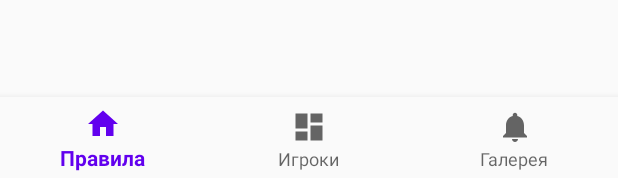
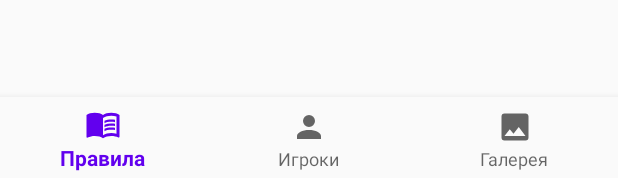
Before and after one commit to HukuToc2288/Sport247, an Android app: the layout activity_main.xml on its own in the app's theme, with its tools: preview values and no code run, on a phone screen of 412 x 824 dp. Shown: the part 1055-1233 px from the top of the screen. Run offline under Robolectric (Android 15) with nearby library versions, the phone set to English and light mode, and no system bars; network calls fail.

Commit message:
icons fix

```diff
--- a/app/src/main/res/drawable/ic_dashboard_black_24dp.xml
+++ /dev/null
@@ -1,9 +0,0 @@
-<vector xmlns:android="http://schemas.android.com/apk/res/android"
-        android:width="24dp"
-        android:height="24dp"
-        android:viewportWidth="24.0"
-        android:viewportHeight="24.0">
-    <path
-            android:fillColor="#FF000000"
-            android:pathData="M3,13h8L11,3L3,3v10zM3,21h8v-6L3,15v6zM13,21h8L21,11h-8v10zM13,3v6h8L21,3h-8z"/>
-</vector>
--- a/app/src/main/res/drawable/ic_home_black_24dp.xml
+++ /dev/null
@@ -1,9 +0,0 @@
-<vector xmlns:android="http://schemas.android.com/apk/res/android"
-        android:width="24dp"
-        android:height="24dp"
-        android:viewportWidth="24.0"
-        android:viewportHeight="24.0">
-    <path
-            android:fillColor="#FF000000"
-            android:pathData="M10,20v-6h4v6h5v-8h3L12,3 2,12h3v8z"/>
-</vector>
--- /dev/null
+++ b/app/src/main/res/drawable/ic_navigation_gallery.xml
@@ -0,0 +1,9 @@
+<vector xmlns:android="http://schemas.android.com/apk/res/android"
+    android:width="24dp"
+    android:height="24dp"
+    android:viewportWidth="24"
+    android:viewportHeight="24">
+  <path
+      android:fillColor="#FF000000"
+      android:pathData="M8.5,13.5L11,16.5L14.5,12L19,18H5M21,19V5C21,3.89 20.1,3 19,3H5A2,2 0,0 0,3 5V19A2,2 0,0 0,5 21H19A2,2 0,0 0,21 19Z"/>
+</vector>
--- /dev/null
+++ b/app/src/main/res/drawable/ic_navigation_players.xml
@@ -0,0 +1,9 @@
+<vector xmlns:android="http://schemas.android.com/apk/res/android"
+    android:width="24dp"
+    android:height="24dp"
+    android:viewportWidth="24"
+    android:viewportHeight="24">
+  <path
+      android:fillColor="#FF000000"
+      android:pathData="M12,4A4,4 0,0 1,16 8A4,4 0,0 1,12 12A4,4 0,0 1,8 8A4,4 0,0 1,12 4M12,14C16.42,14 20,15.79 20,18V20H4V18C4,15.79 7.58,14 12,14Z"/>
+</vector>
--- /dev/null
+++ b/app/src/main/res/drawable/ic_navigation_rules.xml
@@ -0,0 +1,9 @@
+<vector xmlns:android="http://schemas.android.com/apk/res/android"
+    android:width="24dp"
+    android:height="24dp"
+    android:viewportWidth="24"
+    android:viewportHeight="24">
+  <path
+      android:fillColor="#FF000000"
+      android:pathData="M17.5,14.33C18.29,14.33 19.13,14.41 20,14.57V16.07C19.38,15.91 18.54,15.83 17.5,15.83C15.6,15.83 14.11,16.16 13,16.82V15.13C14.17,14.6 15.67,14.33 17.5,14.33M13,12.46C14.29,11.93 15.79,11.67 17.5,11.67C18.29,11.67 19.13,11.74 20,11.9V13.4C19.38,13.24 18.54,13.16 17.5,13.16C15.6,13.16 14.11,13.5 13,14.15M17.5,10.5C15.6,10.5 14.11,10.82 13,11.5V9.84C14.23,9.28 15.73,9 17.5,9C18.29,9 19.13,9.08 20,9.23V10.78C19.26,10.59 18.41,10.5 17.5,10.5M21,18.5V7C19.96,6.67 18.79,6.5 17.5,6.5C15.45,6.5 13.62,7 12,8V19.5C13.62,18.5 15.45,18 17.5,18C18.69,18 19.86,18.16 21,18.5M17.5,4.5C19.85,4.5 21.69,5 23,6V20.56C23,20.68 22.95,20.8 22.84,20.91C22.73,21 22.61,21.08 22.5,21.08C22.39,21.08 22.31,21.06 22.25,21.03C20.97,20.34 19.38,20 17.5,20C15.45,20 13.62,20.5 12,21.5C10.66,20.5 8.83,20 6.5,20C4.84,20 3.25,20.36 1.75,21.07C1.72,21.08 1.68,21.08 1.63,21.1C1.59,21.11 1.55,21.12 1.5,21.12C1.39,21.12 1.27,21.08 1.16,21C1.05,20.89 1,20.78 1,20.65V6C2.34,5 4.18,4.5 6.5,4.5C8.83,4.5 10.66,5 12,6C13.34,5 15.17,4.5 17.5,4.5Z"/>
+</vector>
--- a/app/src/main/res/drawable/ic_notifications_black_24dp.xml
+++ /dev/null
@@ -1,9 +0,0 @@
-<vector xmlns:android="http://schemas.android.com/apk/res/android"
-        android:width="24dp"
-        android:height="24dp"
-        android:viewportWidth="24.0"
-        android:viewportHeight="24.0">
-    <path
-            android:fillColor="#FF000000"
-            android:pathData="M12,22c1.1,0 2,-0.9 2,-2h-4c0,1.1 0.89,2 2,2zM18,16v-5c0,-3.07 -1.64,-5.64 -4.5,-6.32L13.5,4c0,-0.83 -0.67,-1.5 -1.5,-1.5s-1.5,0.67 -1.5,1.5v0.68C7.63,5.36 6,7.92 6,11v5l-2,2v1h16v-1l-2,-2z"/>
-</vector>
--- a/app/src/main/res/menu/bottom_nav_menu.xml
+++ b/app/src/main/res/menu/bottom_nav_menu.xml
@@ -4,19 +4,19 @@
 
     <item
             android:id="@+id/navigation_rules"
-            android:icon="@drawable/ic_home_black_24dp"
+            android:icon="@drawable/ic_navigation_rules"
             android:title="@string/navigation_rules"
             />
 
     <item
             android:id="@+id/navigation_players"
-            android:icon="@drawable/ic_dashboard_black_24dp"
+            android:icon="@drawable/ic_navigation_players"
             android:title="@string/navigation_players"
             />
 
     <item
             android:id="@+id/navigation_gallery"
-            android:icon="@drawable/ic_notifications_black_24dp"
+            android:icon="@drawable/ic_navigation_gallery"
             android:title="@string/navigation_gallery"
             />
 
```
